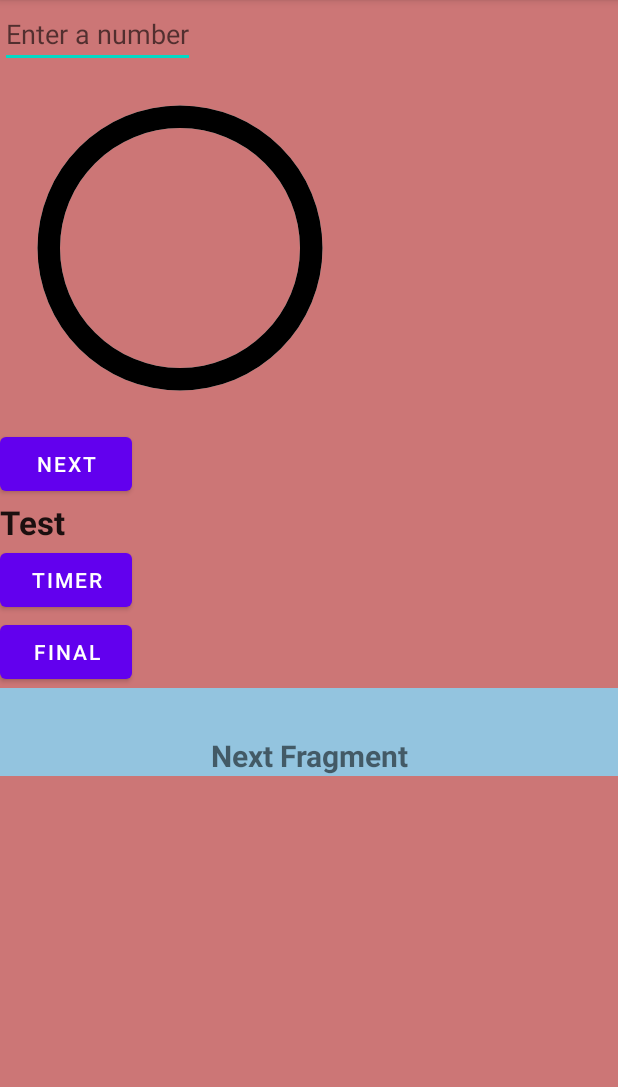
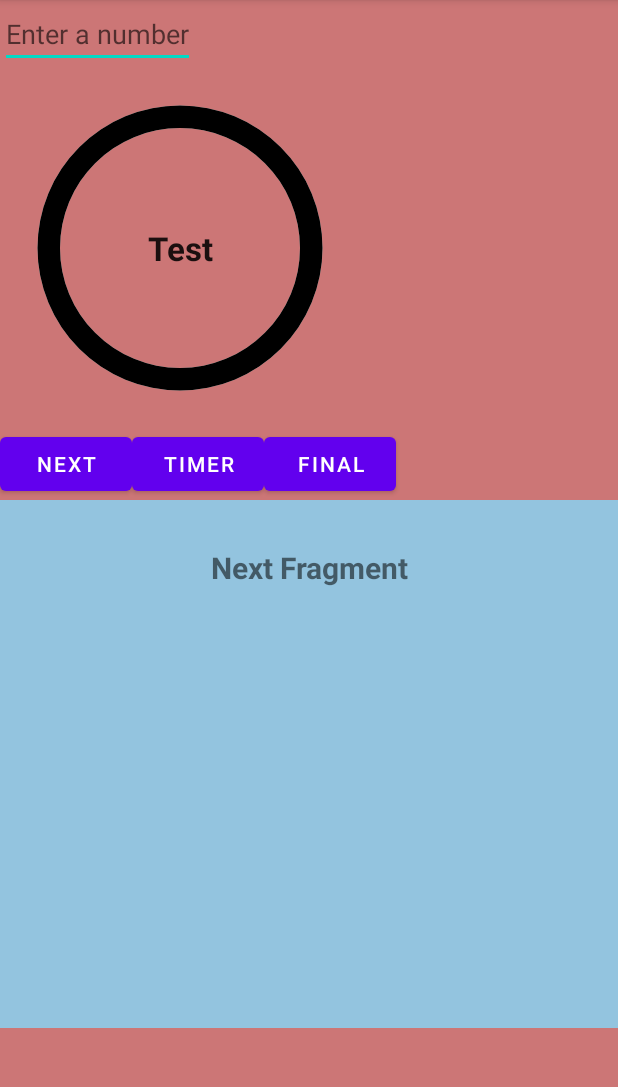
Before and after one commit to matthew-of-ulster/productivityApp, an Android app: the screen it shows after launch (MainActivity), on a phone screen of 412 x 824 dp, the part 84-1171 px from its top. Run offline under Robolectric (Android 15) with nearby library versions, the phone set to English and light mode, and no system bars.

Commit message:
Fixed it muppet

```diff
--- a/app/src/main/res/layout/activity_main.xml
+++ b/app/src/main/res/layout/activity_main.xml
@@ -2,30 +2,30 @@
 <LinearLayout xmlns:android="http://schemas.android.com/apk/res/android"
     xmlns:app="http://schemas.android.com/apk/res-auto"
     xmlns:tools="http://schemas.android.com/tools"
-    android:orientation="vertical"
     android:layout_width="match_parent"
     android:layout_height="match_parent"
     android:background="#CC7676"
+    android:orientation="vertical"
     android:paddingBottom="2mm"
     tools:context=".MainActivity"
     tools:layout_editor_absoluteX="-32dp"
     tools:layout_editor_absoluteY="0dp">
 
 
-    <LinearLayout
-        android:layout_width="match_parent"
-        android:layout_height="wrap_content"
-        android:orientation="vertical">
-
     <EditText
         android:id="@+id/timerEditText"
         android:layout_width="wrap_content"
         android:layout_height="wrap_content"
+        android:hint="Enter a number"
         android:inputType="number"
-        android:hint="Enter a number"
         app:layout_constraintBottom_toTopOf="@+id/timerProgress1"
         app:layout_constraintEnd_toEndOf="@+id/timerProgress1"
         app:layout_constraintStart_toStartOf="@+id/timerProgress1" />
+
+
+    <androidx.constraintlayout.widget.ConstraintLayout
+        android:layout_width="wrap_content"
+        android:layout_height="wrap_content">
 
         <ProgressBar
             android:id="@+id/timerProgress1"
@@ -39,16 +39,6 @@
             app:layout_constraintRight_toRightOf="parent"
             app:layout_constraintTop_toTopOf="parent" />
 
-        <Button
-            android:id="@+id/nextBtn"
-            android:layout_width="wrap_content"
-            android:layout_height="wrap_content"
-            android:text="Next"
-            app:layout_constraintBottom_toBottomOf="parent"
-            app:layout_constraintEnd_toStartOf="@+id/finalBtn"
-            app:layout_constraintHorizontal_bias="0.5"
-            app:layout_constraintStart_toEndOf="@+id/timerBtn" />
-
         <TextView
             android:id="@+id/text1"
             android:layout_width="wrap_content"
@@ -60,6 +50,23 @@
             app:layout_constraintLeft_toLeftOf="parent"
             app:layout_constraintRight_toRightOf="parent"
             app:layout_constraintTop_toTopOf="parent" />
+    </androidx.constraintlayout.widget.ConstraintLayout>
+
+    <LinearLayout
+        android:layout_width="match_parent"
+        android:layout_height="wrap_content"
+        android:orientation="horizontal">
+
+        <Button
+            android:id="@+id/nextBtn"
+            android:layout_width="wrap_content"
+            android:layout_height="wrap_content"
+            android:text="Next"
+            app:layout_constraintBottom_toBottomOf="parent"
+            app:layout_constraintEnd_toStartOf="@+id/finalBtn"
+            app:layout_constraintHorizontal_bias="0.5"
+            app:layout_constraintStart_toEndOf="@+id/timerBtn" />
+
 
         <Button
             android:id="@+id/timerBtn"
@@ -84,7 +91,7 @@
 
     <LinearLayout
         android:layout_width="match_parent"
-        android:layout_height="wrap_content"
+        android:layout_height="352dp"
         android:orientation="vertical">
 
         <androidx.fragment.app.FragmentContainerView
```
Also changed, not shown: gradle/wrapper/gradle-wrapper.properties.
